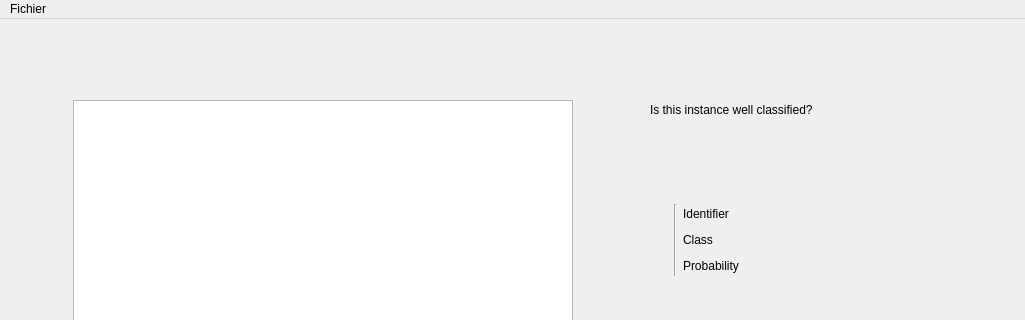
Old version of the form lib/mainWindow.ui in the repository sGrISner/sGrISner; both pictures show x 0 to 1025 and y 0 to 320 of the 1025 by 697 pixel window.
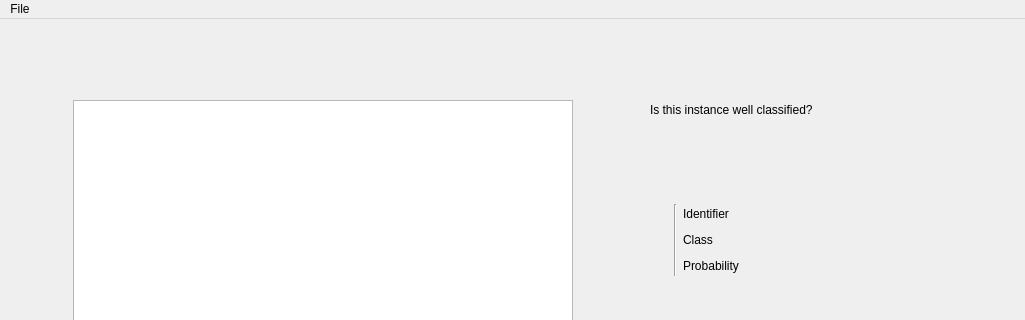
New version of the form. Icons and pictures are not drawn.

Commit message: better main window

Patch:
```diff
--- a/lib/mainWindow.ui
+++ b/lib/mainWindow.ui
@@ -351,13 +351,13 @@
    <property name="defaultUp">
     <bool>false</bool>
    </property>
-   <widget class="QMenu" name="fichierMenu">
+   <widget class="QMenu" name="fileMenu">
     <property name="title">
-     <string>Fichier</string>
+     <string>File</string>
     </property>
     <addaction name="loaderAction"/>
    </widget>
-   <addaction name="fichierMenu"/>
+   <addaction name="fileMenu"/>
   </widget>
   <widget class="QStatusBar" name="statusbar"/>
   <action name="loaderAction">
```
Left out of the diff: 20 changed lines with no effect on the pictures. The commit also changes 1 other file.
